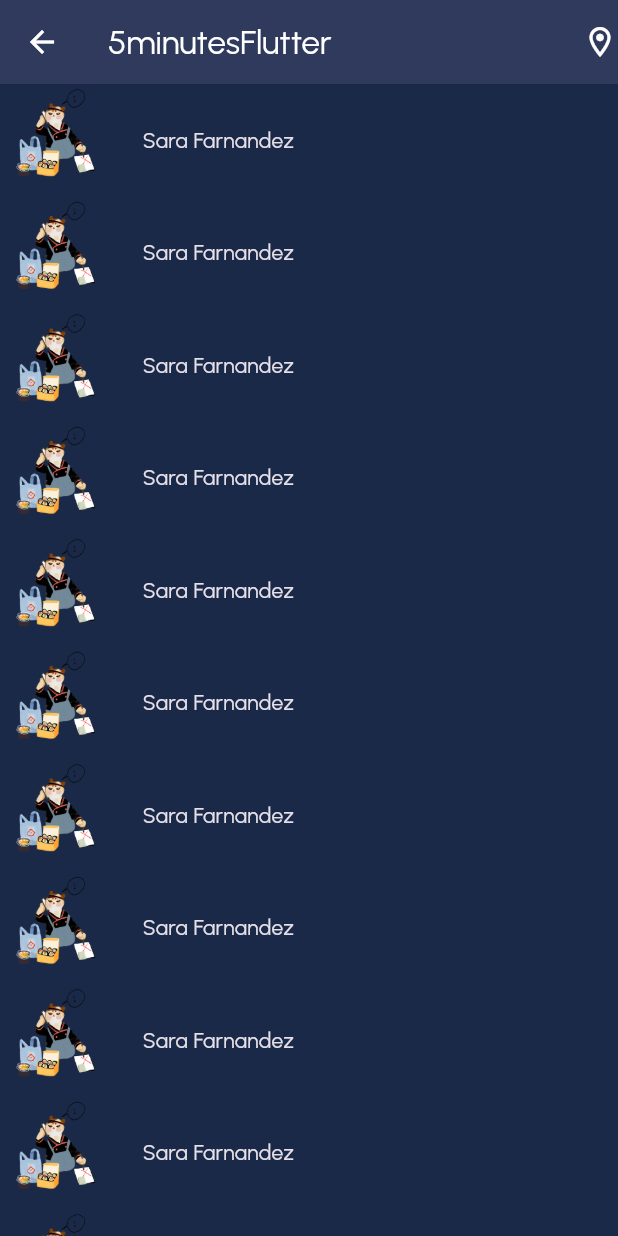
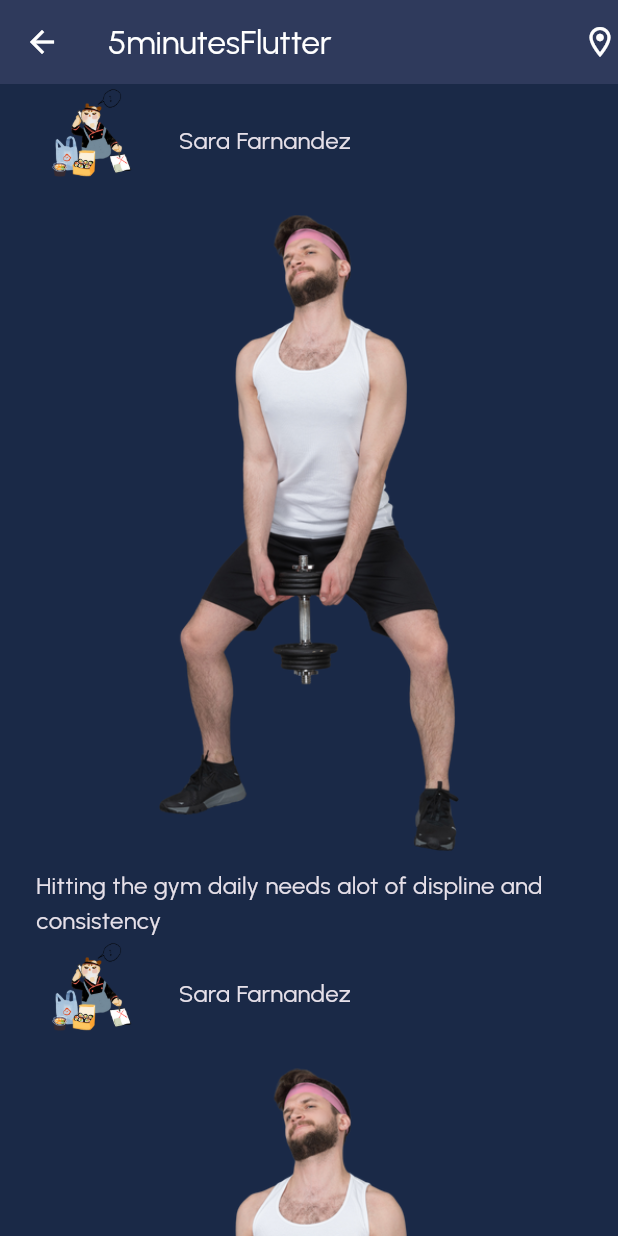
Before and after one commit to KHALEDKHLYAN/Flutter_Messaging-App, a Flutter app: the HomePage screen opened by its route, on a phone screen of 412 x 824 dp. Run offline on Flutter 3.47's test engine with Material 3 defaults, Android fonts, the phone set to English and light mode, and no system bars; our stand-ins replace flutter_svg.

```diff
--- /dev/null
+++ b/lib/components/post_items.dart
@@ -0,0 +1,36 @@
+// ignore_for_file: prefer_const_constructors
+
+import 'package:flutter/material.dart';
+import '../styles/app_text.dart';
+
+class PostItems extends StatelessWidget {
+  const PostItems({super.key});
+
+  @override
+  Widget build(BuildContext context) {
+    return Padding(
+      padding: EdgeInsets.symmetric(horizontal: 24),
+      child: Column(
+        children: [
+          Row(
+            children: [
+              Image.asset(
+                'assets/temp/bao.png',
+                width: 75,
+                height: 75,
+              ),
+              SizedBox(
+                width: 20,
+              ),
+              Text('Sara Farnandez', style: AppText.subtitle3,),
+            ],
+          ),
+          SizedBox(height: 12,),
+          Image.asset('assets/temp/caucasian.png', width: 200,),
+          SizedBox(height: 12,),
+          Text("Hitting the gym daily needs alot of displine and consistency", style: AppText.subtitle3,)
+        ],
+      ),
+    );
+  }
+}
--- a/lib/pages/home_page.dart
+++ b/lib/pages/home_page.dart
@@ -2,6 +2,8 @@
 
 import 'package:blog_app/styles/app_colors.dart';
 import 'package:flutter/material.dart';
+
+import '../components/post_items.dart';
 
 class HomePage extends StatelessWidget {
   const HomePage({super.key});
@@ -24,28 +26,11 @@ class HomePage extends StatelessWidget {
       ),
     );
   }
-
-  Widget _userItem() {
-    return Row(
-      children: [
-        Image.asset(
-          'assets/temp/bao.png',
-          width: 75,
-          height: 75,
-        ),
-        SizedBox(
-          width: 20,
-        ),
-        Text('Sara Farnandez'),
-      ],
-    );
-  }
-
   List<Widget> mockUsersFromServer() {
     List<Widget> users = [];
 
     for (var i = 0; i < 1000; i++) {
-      users.add(_userItem());
+      users.add(PostItems());
     }
     return users;
   }
--- /dev/null
+++ b/lib/styles/app_text.dart
@@ -0,0 +1,32 @@
+import 'package:flutter/material.dart';
+
+class AppText {
+  static const header1 = TextStyle(
+    fontSize: 24,
+    fontWeight: FontWeight.w900,
+  );
+  static const header2 = TextStyle(
+    fontSize: 24,
+    fontWeight: FontWeight.w600,
+  );
+  static const subtitle1 = TextStyle(
+    fontSize: 16,
+    fontWeight: FontWeight.w600,
+  );
+  static const subtitle2 = TextStyle(
+    fontSize: 16,
+    fontWeight: FontWeight.w500,
+  );
+  static const subtitle3 = TextStyle(
+    fontSize: 16,
+    fontWeight: FontWeight.w400,
+  );
+  static const body1 = TextStyle(
+    fontSize: 14,
+    fontWeight: FontWeight.w500,
+  );
+  static const body2 = TextStyle(
+    fontSize: 14,
+    fontWeight: FontWeight.w400,
+  );
+}
```
Also changed, not shown: assets/temp/caucasian.png (added), assets/temp/manlift.jpg (added).
